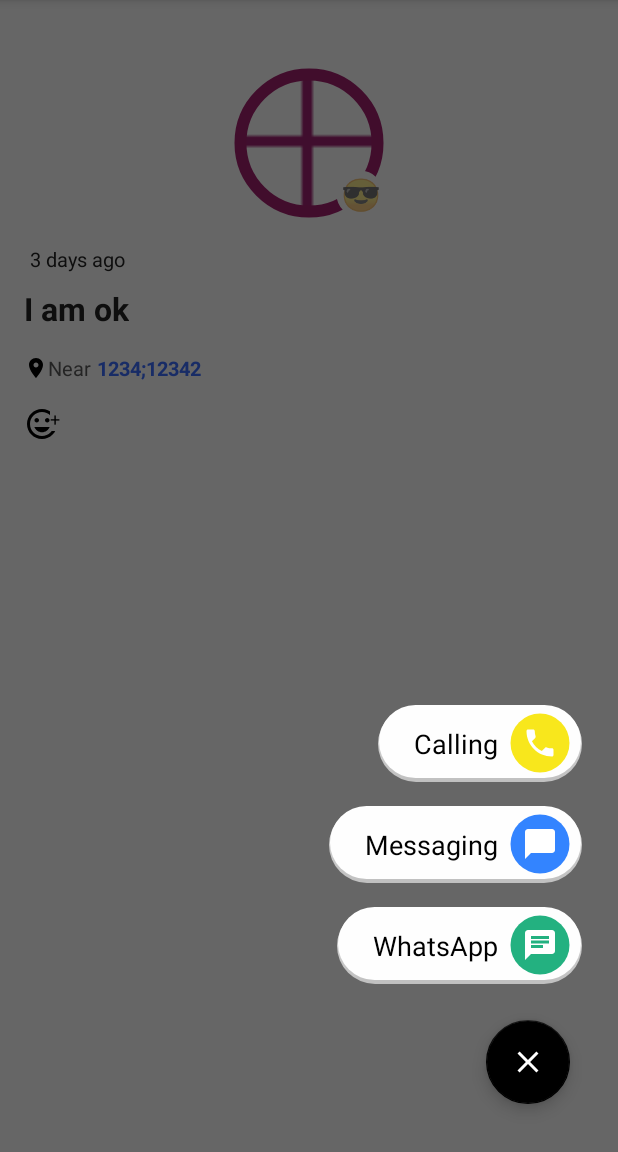
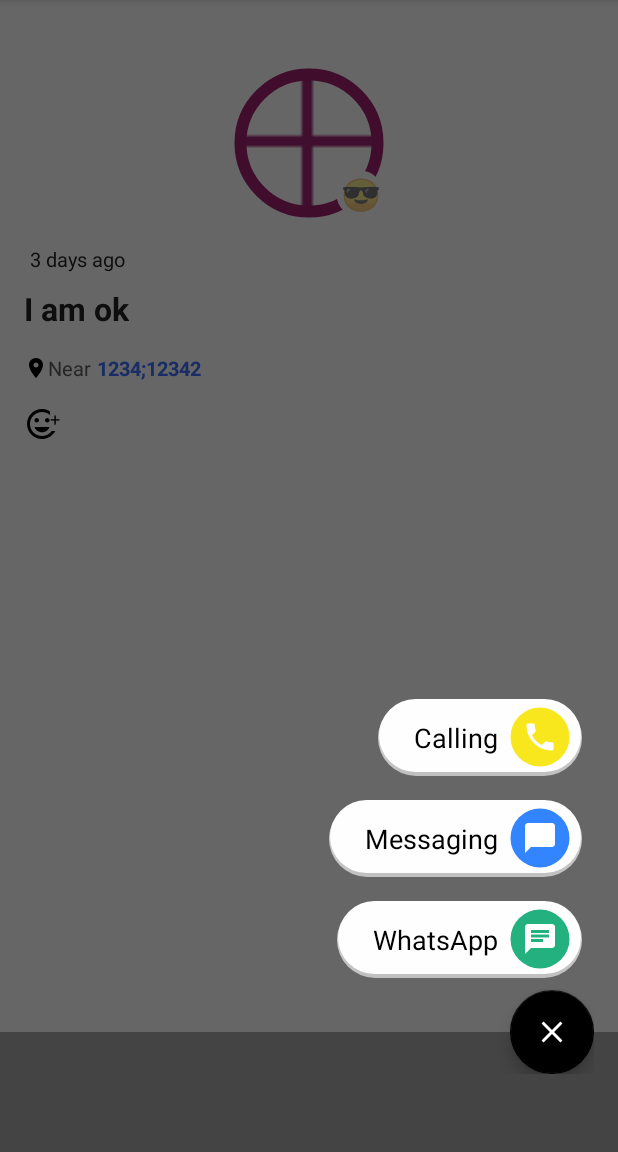
Before and after one commit to guardianproject/OpenCircle, an Android app: the ContactStatusActivity screen opened directly, with no data from a screen before it, after a tap on an icon or button, on a phone screen of 412 x 824 dp, the part 84-1236 px from its top. Run offline under Robolectric (Android 15) with nearby library versions, the phone set to English and light mode, and no system bars; our stand-ins replace Volley; 2 statements that could not run were skipped.

Commit message:
Added bottom sheet to contact status activity

```diff
--- a/app/src/main/java/com/circleof6/ui/ContactStatusActivity.java
+++ b/app/src/main/java/com/circleof6/ui/ContactStatusActivity.java
@@ -1,6 +1,7 @@
 package com.circleof6.ui;
 
 import android.os.Bundle;
+import android.support.design.widget.FloatingActionButton;
 import android.support.v7.app.AppCompatActivity;
 import android.support.v7.widget.Toolbar;
 import android.view.View;
@@ -30,6 +31,14 @@ public class ContactStatusActivity extends AppCompatActivity implements StatusVi
         StatusViewHolder holder = new StatusViewHolder(findViewById(R.id.statusRoot));
         holder.populateWithContact(contact);
         holder.setOnReplyListener(this);
+
+        FloatingActionButton fabReply = findViewById(R.id.fabReply);
+        fabReply.setOnClickListener(new View.OnClickListener() {
+            @Override
+            public void onClick(View v) {
+                ReplyDialog.showFromAnchor(v);
+            }
+        });
     }
 
     private Contact getContactFromIntent() {
--- a/app/src/main/java/com/circleof6/view/ReplyDialog.java
+++ b/app/src/main/java/com/circleof6/view/ReplyDialog.java
@@ -7,6 +7,7 @@ import android.graphics.Color;
 import android.graphics.Rect;
 import android.support.annotation.NonNull;
 import android.support.annotation.Nullable;
+import android.view.Gravity;
 import android.view.LayoutInflater;
 import android.view.View;
 import android.view.ViewGroup;
@@ -76,13 +77,16 @@ public class ReplyDialog {
             };
 
             Rect rectGlobal = new Rect();
-            anchor.getGlobalVisibleRect(rectGlobal);
+            int[] location = new int[2];
+            anchor.getLocationInWindow(location);
+            rectGlobal.set(location[0], location[1], location[0] + anchor.getWidth(), location[1] + anchor.getHeight());
+            //anchor.getGlobalVisibleRect(rectGlobal);
 
             View dialogView = LayoutInflater.from(context).inflate(R.layout.reply_popup, (ViewGroup)anchor.getRootView(), false);
 
             dialogView.measure(
                     View.MeasureSpec.makeMeasureSpec(MethodsUtils.dpToPx(200, context), View.MeasureSpec.EXACTLY),
-                    View.MeasureSpec.makeMeasureSpec(MethodsUtils.dpToPx(400, context), View.MeasureSpec.EXACTLY));
+                    View.MeasureSpec.makeMeasureSpec(rectGlobal.top, View.MeasureSpec.EXACTLY));
 
             ListView lv = dialogView.findViewById(R.id.lvItems);
             lv.setBackgroundColor(Color.TRANSPARENT);
@@ -92,6 +96,9 @@ public class ReplyDialog {
             final Dialog dialog = new Dialog(context,
                     android.R.style.Theme_Translucent_NoTitleBar);
 
+            dialog.setTitle(null);
+            dialog.setContentView(dialogView);
+            dialog.setCancelable(true);
 
             // Setting dialogview
             Window window = dialog.getWindow();
@@ -100,13 +107,11 @@ public class ReplyDialog {
             wlp.y = rectGlobal.bottom - dialogView.getMeasuredHeight();
             wlp.width = dialogView.getMeasuredWidth();
             wlp.height = dialogView.getMeasuredHeight();
+            wlp.gravity = Gravity.TOP | Gravity.START;
             wlp.dimAmount = 0.6f;
             wlp.flags |= WindowManager.LayoutParams.FLAG_DIM_BEHIND;
             window.setAttributes(wlp);
 
-            dialog.setTitle(null);
-            dialog.setContentView(dialogView);
-            dialog.setCancelable(true);
             //dialog.setCanceledOnTouchOutside(true);
 
             anchor.setVisibility(View.INVISIBLE);
--- a/app/src/main/java/com/circleof6/view/StatusViewHolder.java
+++ b/app/src/main/java/com/circleof6/view/StatusViewHolder.java
@@ -32,7 +32,6 @@ public class StatusViewHolder {
     private View layoutLocation;
     private TextView tvLocation;
     private View layoutAddResponse;
-    private FloatingActionButton fabReply;
 
     public StatusViewHolder(View view) {
         avatarView = view.findViewById(R.id.avatarView);
@@ -44,7 +43,6 @@ public class StatusViewHolder {
         layoutLocation = view.findViewById(R.id.locationLayout);
         tvLocation = view.findViewById(R.id.tvLocation);
         layoutAddResponse = view.findViewById(R.id.layoutAddResponse);
-        fabReply = view.findViewById(R.id.fabReply);
     }
 
     public void populateWithContact(final Contact contact) {
@@ -78,20 +76,11 @@ public class StatusViewHolder {
                     }
                 }
             });
-            fabReply.setOnClickListener(new View.OnClickListener() {
-                @Override
-                public void onClick(View v) {
-                    if (getOnReplyListener() != null) {
-                        getOnReplyListener().onReply(contact, fabReply);
-                    }
-                }
-            });
         } else {
             tvDate.setText(R.string.status_updated_ago_never);
             tvStatus.setVisibility(View.GONE);
             layoutLocation.setVisibility(View.GONE);
             layoutAddResponse.setVisibility(View.GONE);
-            fabReply.setVisibility(View.GONE);
         }
     }
 
--- a/app/src/main/res/layout/activity_contact_status.xml
+++ b/app/src/main/res/layout/activity_contact_status.xml
@@ -29,4 +29,24 @@
         <include layout="@layout/status_page" />
     </FrameLayout>
 
+    <LinearLayout
+        android:id="@+id/bottom_sheet"
+        android:layout_width="match_parent"
+        android:layout_height="340dp"
+        android:background="@android:color/darker_gray"
+        android:orientation="vertical"
+        app:behavior_hideable="false"
+        app:behavior_peekHeight="80dp"
+        app:layout_behavior="android.support.design.widget.BottomSheetBehavior">
+    </LinearLayout>
+
+    <android.support.design.widget.FloatingActionButton
+        android:id="@+id/fabReply"
+        android:layout_width="wrap_content"
+        android:layout_height="wrap_content"
+        android:layout_margin="16dp"
+        android:src="@drawable/ic_reply_white_32dp"
+        app:layout_anchor="@+id/bottom_sheet"
+        app:layout_anchorGravity="top|end" />
+
 </android.support.design.widget.CoordinatorLayout>
--- a/app/src/main/res/layout/reply_popup.xml
+++ b/app/src/main/res/layout/reply_popup.xml
@@ -1,10 +1,8 @@
 <?xml version="1.0" encoding="utf-8"?>
 <LinearLayout xmlns:android="http://schemas.android.com/apk/res/android"
     android:layout_width="200dp"
-    android:layout_height="400dp"
+    android:layout_height="wrap_content"
     xmlns:app="http://schemas.android.com/apk/res-auto"
-    android:layout_gravity="bottom|end"
-    android:gravity="bottom|end"
     android:background="@android:color/transparent"
     android:orientation="vertical">
 
@@ -23,7 +21,7 @@
         android:layout_width="wrap_content"
         android:layout_height="wrap_content"
         android:layout_gravity="bottom|end"
-        android:layout_margin="16dp"
+        android:layout_margin="0dp"
         android:src="@drawable/ic_close_white_36dp"
         app:backgroundTint="@android:color/black"
         app:fabSize="normal" />
--- a/app/src/main/res/layout/status_page.xml
+++ b/app/src/main/res/layout/status_page.xml
@@ -128,14 +128,4 @@
                 android:textSize="12dp" />
         </FrameLayout>
     </LinearLayout>
-
-    <android.support.design.widget.FloatingActionButton
-        android:id="@+id/fabReply"
-        android:layout_width="wrap_content"
-        android:layout_height="wrap_content"
-        android:layout_gravity="bottom|end"
-        android:layout_margin="16dp"
-        android:src="@drawable/ic_reply_white_32dp"
-        app:fabSize="normal" />
-
 </FrameLayout>
```
Also changed, not shown: app/src/main/java/com/circleof6/ui/MainActivity.java (+15 -0 lines), app/src/main/res/layout/activity_main_contacts.xml (+14 -0 lines).
